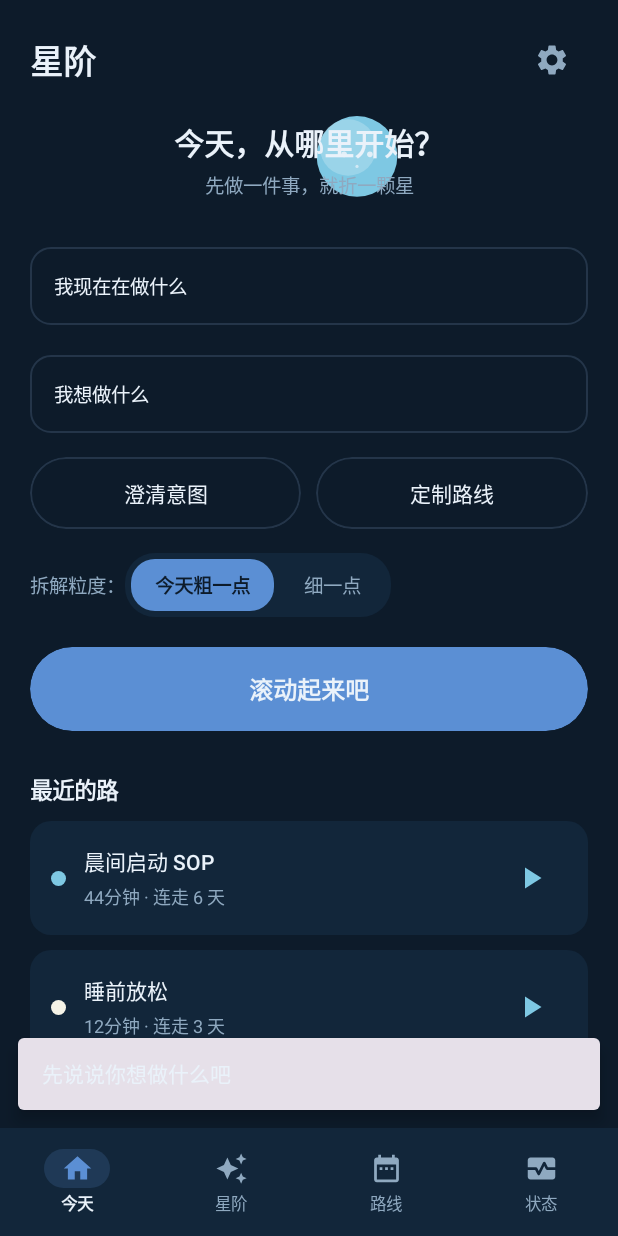
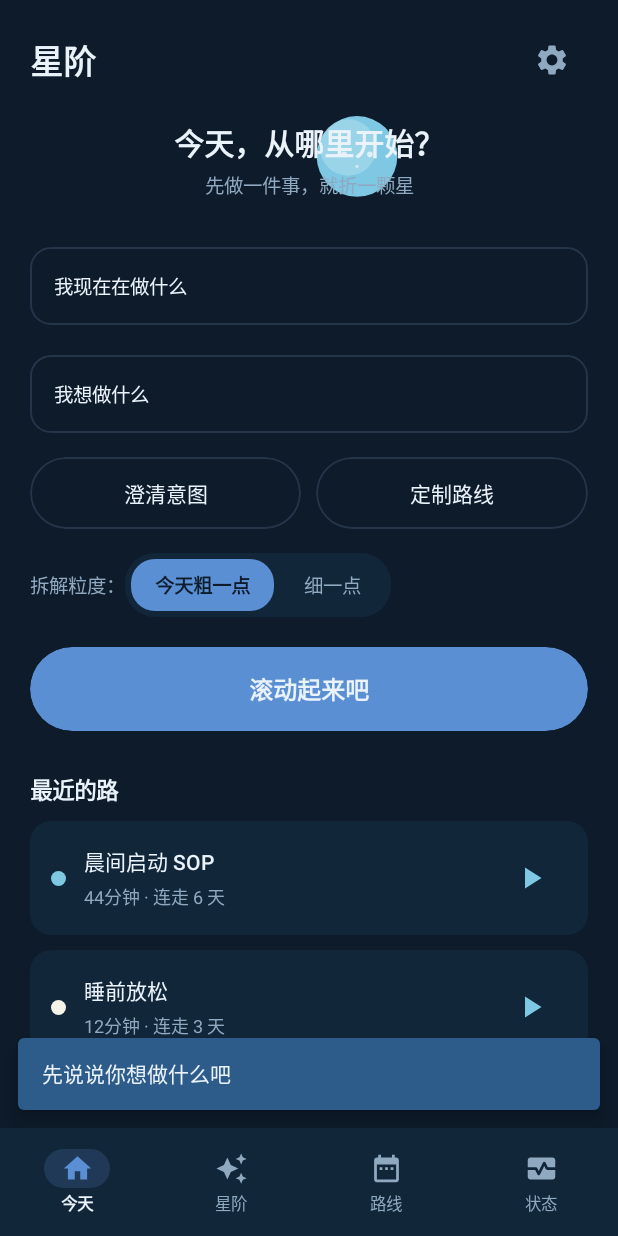
Before and after one commit to WeiFantastic/starstep-android, an Android app built with Jetpack Compose: the screen it shows after launch (MainActivity), after a tap on "澄清意图", on a phone screen of 412 x 824 dp. Run offline under Robolectric (Android 15) with nearby library versions, the phone set to English and light mode, and no system bars; 1 other tap on this screen came first.

Commit message:
fix: 修复Snackbar白底看不清、版本源改公网、发布源改稳定域名
- AppNavigation: Snackbar 改用深色底(Deep)+亮字(Ink)
- UpdateChecker: VERSION_URL 从内网改为花生壳稳定域名 ctazvz.kicp.fun
- version.json: 版本升至 0.2.1(code3)，下载链接改公网
- site/index.html: 移除重复反馈区块
- 新增 发布.sh 一键发布脚本 + .gitignore

```diff
--- a/app/build.gradle.kts
+++ b/app/build.gradle.kts
@@ -13,8 +13,8 @@ android {
         applicationId = "com.starstep.app"
         minSdk = 26
         targetSdk = 35
-        versionCode = 2
-        versionName = "0.2.0"
+        versionCode = 3
+        versionName = "0.2.1"
 
         testInstrumentationRunner = "androidx.test.runner.AndroidJUnitRunner"
         vectorDrawables {
--- a/app/src/main/java/com/starstep/app/ui/navigation/AppNavigation.kt
+++ b/app/src/main/java/com/starstep/app/ui/navigation/AppNavigation.kt
@@ -8,6 +8,7 @@ import androidx.compose.foundation.layout.fillMaxSize
 import androidx.compose.foundation.layout.padding
 import androidx.compose.material3.AlertDialog
 import androidx.compose.material3.Scaffold
+import androidx.compose.material3.Snackbar
 import androidx.compose.material3.SnackbarHost
 import androidx.compose.material3.SnackbarHostState
 import androidx.compose.material3.TextButton
@@ -26,6 +27,8 @@ import androidx.navigation.compose.rememberNavController
 import androidx.navigation.navArgument
 import com.starstep.app.ui.components.BottomTabBar
 import com.starstep.app.ui.components.ToastHost
+import com.starstep.app.ui.theme.Deep
+import com.starstep.app.ui.theme.Ink
 import com.starstep.app.ui.screens.*
 import com.starstep.app.util.TtsHelper
 import com.starstep.app.viewmodel.StarStepViewModel
@@ -115,7 +118,15 @@ fun AppNavigation(vm: StarStepViewModel = viewModel()) {
     }
 
     Scaffold(
-        snackbarHost = { SnackbarHost(snackbarHostState) },
+        snackbarHost = {
+            SnackbarHost(snackbarHostState) { data ->
+                Snackbar(
+                    snackbarData = data,
+                    containerColor = Deep,
+                    contentColor = Ink
+                )
+            }
+        },
         bottomBar = {
             if (showTab) {
                 BottomTabBar(
--- a/app/src/main/java/com/starstep/app/util/UpdateChecker.kt
+++ b/app/src/main/java/com/starstep/app/util/UpdateChecker.kt
@@ -22,8 +22,8 @@ data class UpdateInfo(
  * 只有明确发现 versionCode 更高时才提示。
  */
 object UpdateChecker {
-    // 线上版本源（发布站点地址，含访问码）
-    const val VERSION_URL = "https://a27c80533834c7c1d.app-tencent.workbuddy.host/version.json?sharecode=LHN357TIM6"
+    // 线上版本源（花生壳已认领的稳定域名；如域名变更只需改这一行）
+    const val VERSION_URL = "https://ctazvz.kicp.fun/version.json"
     const val FEEDBACK_QQ = "1183295524"
     const val FEEDBACK_URL = "mqq://im/chat?chat_type=wpa&uin=1183295524"
 
```
Also changed, not shown: 2 other files.
